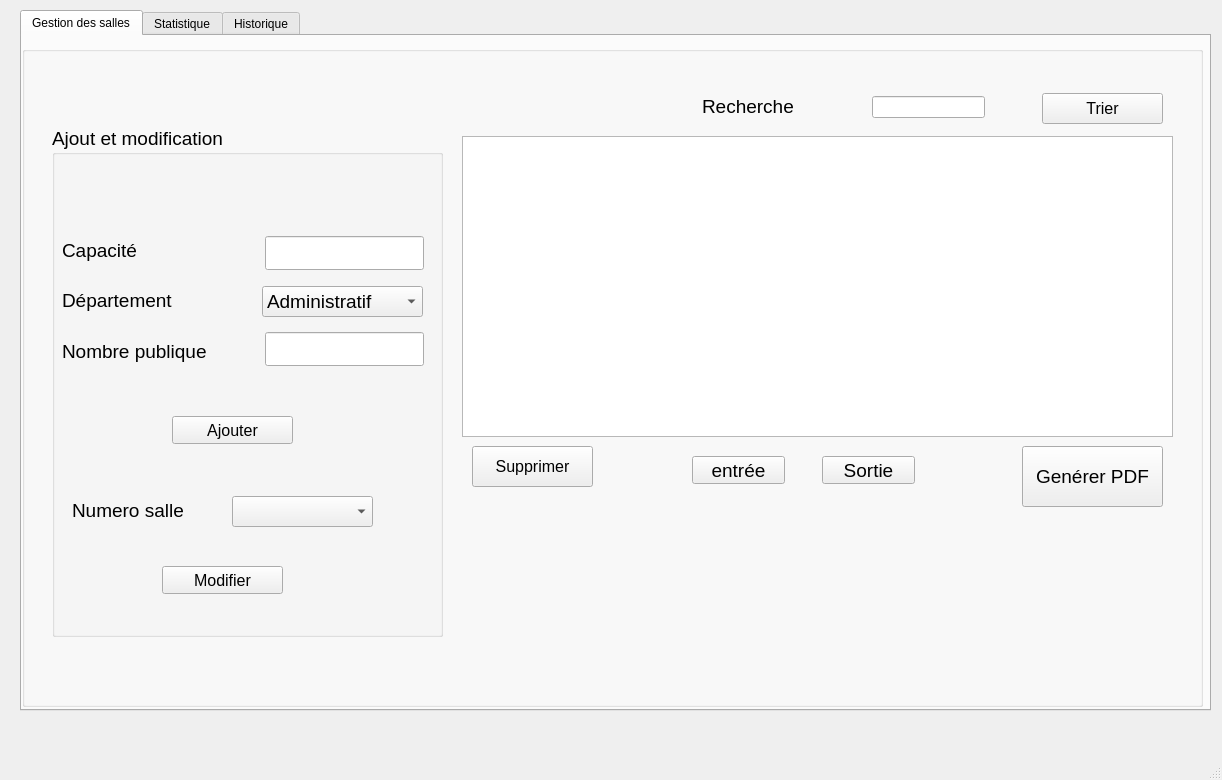
Above: mainwindow.ui from rouazayani211/SmartCourt2A37 before the change. Below: the same form after it.
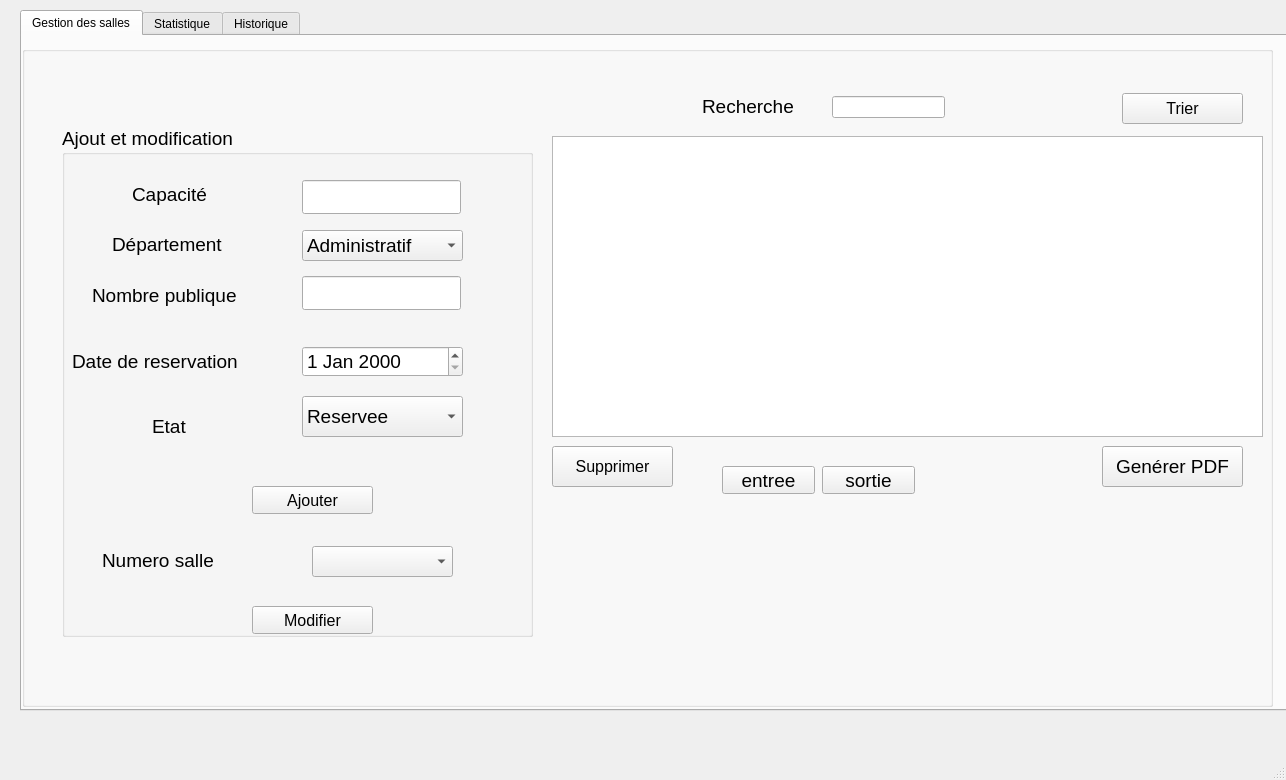
That is the form after the change.

```diff
--- a/mainwindow.ui
+++ b/mainwindow.ui
@@ -6,7 +6,7 @@
    <rect>
     <x>0</x>
     <y>0</y>
-    <width>1222</width>
+    <width>1286</width>
     <height>780</height>
    </rect>
   </property>
@@ -19,7 +19,7 @@
      <rect>
       <x>20</x>
       <y>10</y>
-      <width>1191</width>
+      <width>1271</width>
       <height>701</height>
      </rect>
     </property>
@@ -35,7 +35,7 @@
        <rect>
         <x>0</x>
         <y>10</y>
-        <width>1181</width>
+        <width>1251</width>
         <height>661</height>
        </rect>
       </property>
@@ -50,7 +50,7 @@
       <widget class="QTableView" name="tableView_salle_ghatas">
        <property name="geometry">
         <rect>
-         <x>440</x>
+         <x>530</x>
          <y>90</y>
          <width>711</width>
          <height>301</height>
@@ -60,7 +60,7 @@
       <widget class="QPushButton" name="pushButton_supprimer_ghatas">
        <property name="geometry">
         <rect>
-         <x>450</x>
+         <x>530</x>
          <y>400</y>
          <width>121</width>
          <height>41</height>
@@ -78,7 +78,7 @@
       <widget class="QPushButton" name="pushButton_trier_ghatas">
        <property name="geometry">
         <rect>
-         <x>1020</x>
+         <x>1100</x>
          <y>47</y>
          <width>121</width>
          <height>31</height>
@@ -96,7 +96,7 @@
       <widget class="QLineEdit" name="lineEdit_recherche_ghatas">
        <property name="geometry">
         <rect>
-         <x>850</x>
+         <x>810</x>
          <y>50</y>
          <width>113</width>
          <height>22</height>
@@ -119,9 +119,9 @@
       <widget class="QGroupBox" name="groupBox_3">
        <property name="geometry">
         <rect>
-         <x>30</x>
+         <x>40</x>
          <y>80</y>
-         <width>391</width>
+         <width>471</width>
          <height>511</height>
         </rect>
        </property>
@@ -131,8 +131,8 @@
        <widget class="QPushButton" name="pushButton_ajoute_ghatas">
         <property name="geometry">
          <rect>
-          <x>120</x>
-          <y>290</y>
+          <x>190</x>
+          <y>360</y>
           <width>121</width>
           <height>28</height>
          </rect>
@@ -149,8 +149,8 @@
        <widget class="QPushButton" name="pushButton_modifier_ghatas">
         <property name="geometry">
          <rect>
-          <x>110</x>
-          <y>440</y>
+          <x>190</x>
+          <y>480</y>
           <width>121</width>
           <height>28</height>
          </rect>
@@ -167,8 +167,8 @@
        <widget class="QLineEdit" name="Line_Edit_capacite_ghatas">
         <property name="geometry">
          <rect>
-          <x>213</x>
-          <y>110</y>
+          <x>240</x>
+          <y>54</y>
           <width>159</width>
           <height>34</height>
          </rect>
@@ -177,8 +177,8 @@
        <widget class="QLabel" name="label_4">
         <property name="geometry">
          <rect>
-          <x>10</x>
-          <y>160</y>
+          <x>50</x>
+          <y>104</y>
           <width>133</width>
           <height>28</height>
          </rect>
@@ -190,8 +190,8 @@
        <widget class="QLabel" name="label_5">
         <property name="geometry">
          <rect>
-          <x>20</x>
-          <y>370</y>
+          <x>40</x>
+          <y>420</y>
           <width>135</width>
           <height>28</height>
          </rect>
@@ -203,8 +203,8 @@
        <widget class="QLabel" name="label">
         <property name="geometry">
          <rect>
-          <x>10</x>
-          <y>110</y>
+          <x>70</x>
+          <y>54</y>
           <width>87</width>
           <height>28</height>
          </rect>
@@ -216,8 +216,8 @@
        <widget class="QLabel" name="label_2">
         <property name="geometry">
          <rect>
-          <x>10</x>
-          <y>200</y>
+          <x>30</x>
+          <y>144</y>
           <width>181</width>
           <height>51</height>
          </rect>
@@ -229,8 +229,8 @@
        <widget class="QLineEdit" name="lineEdit_nbp_ghatas">
         <property name="geometry">
          <rect>
-          <x>213</x>
-          <y>206</y>
+          <x>240</x>
+          <y>150</y>
           <width>159</width>
           <height>34</height>
          </rect>
@@ -239,8 +239,8 @@
        <widget class="QComboBox" name="comboBox_departement_ghatas">
         <property name="geometry">
          <rect>
-          <x>210</x>
-          <y>160</y>
+          <x>240</x>
+          <y>104</y>
           <width>161</width>
           <height>31</height>
          </rect>
@@ -264,21 +264,77 @@
        <widget class="QComboBox" name="ComboBox_numsallemodif_ghatas">
         <property name="geometry">
          <rect>
-          <x>180</x>
-          <y>370</y>
+          <x>250</x>
+          <y>420</y>
           <width>141</width>
           <height>31</height>
          </rect>
         </property>
        </widget>
+       <widget class="QLabel" name="label_6">
+        <property name="geometry">
+         <rect>
+          <x>10</x>
+          <y>220</y>
+          <width>211</width>
+          <height>31</height>
+         </rect>
+        </property>
+        <property name="text">
+         <string>Date de reservation</string>
+        </property>
+       </widget>
+       <widget class="QLabel" name="label_7">
+        <property name="geometry">
+         <rect>
+          <x>90</x>
+          <y>290</y>
+          <width>81</width>
+          <height>21</height>
+         </rect>
+        </property>
+        <property name="text">
+         <string>Etat </string>
+        </property>
+       </widget>
+       <widget class="QDateEdit" name="dateEdit_res_ghatas">
+        <property name="geometry">
+         <rect>
+          <x>240</x>
+          <y>220</y>
+          <width>161</width>
+          <height>31</height>
+         </rect>
+        </property>
+       </widget>
+       <widget class="QComboBox" name="comboBox_etat_ghatas">
+        <property name="geometry">
+         <rect>
+          <x>240</x>
+          <y>270</y>
+          <width>161</width>
+          <height>41</height>
+         </rect>
+        </property>
+        <item>
+         <property name="text">
+          <string>Reservee</string>
+         </property>
+        </item>
+        <item>
+         <property name="text">
+          <string>Non reservee</string>
+         </property>
+        </item>
+       </widget>
       </widget>
       <widget class="QPushButton" name="pushButton_pdf_ghatas">
        <property name="geometry">
         <rect>
-         <x>1000</x>
+         <x>1080</x>
          <y>400</y>
          <width>141</width>
-         <height>61</height>
+         <height>41</height>
         </rect>
        </property>
        <property name="text">
@@ -288,27 +344,27 @@
       <widget class="QPushButton" name="pushButton">
        <property name="geometry">
         <rect>
-         <x>670</x>
-         <y>410</y>
+         <x>700</x>
+         <y>420</y>
          <width>93</width>
          <height>28</height>
         </rect>
        </property>
        <property name="text">
-        <string>entrée</string>
+        <string>entree</string>
        </property>
       </widget>
       <widget class="QPushButton" name="pushButton_sortie_ghatas">
        <property name="geometry">
         <rect>
          <x>800</x>
-         <y>410</y>
+         <y>420</y>
          <width>93</width>
          <height>28</height>
         </rect>
        </property>
        <property name="text">
-        <string>Sortie</string>
+        <string>sortie</string>
        </property>
       </widget>
      </widget>
```
Left out of the diff: 13 changed lines with no effect on the pictures.
